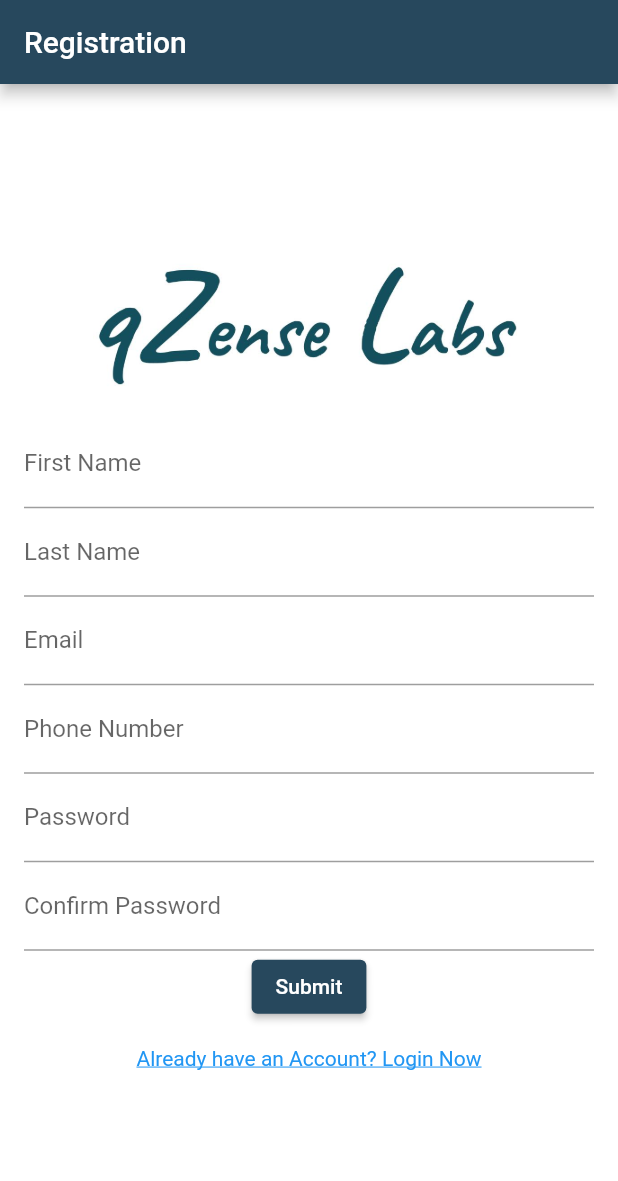
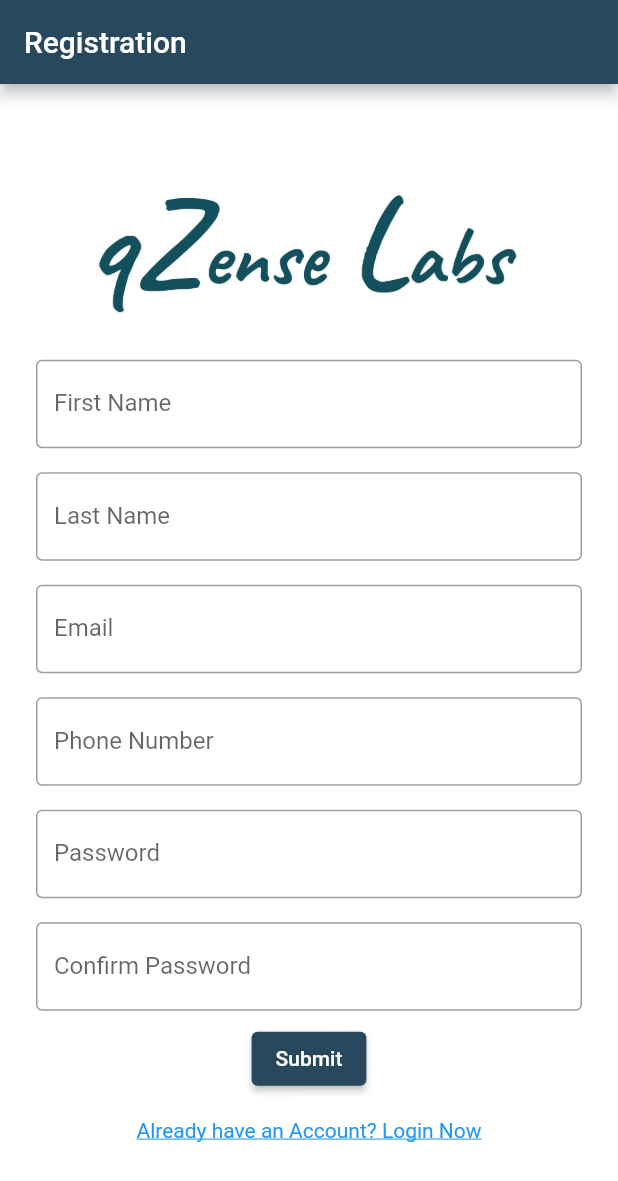
Before and after one commit to KumarAbhinav01/Qzense-Warehouse-Flutter, a Flutter app: the screen it shows after launch, on a phone screen of 412 x 824 dp. Shown: the top 1181 px of the screen. Run offline on Flutter 3.47's test engine with Material 2 defaults, Android fonts, the light colour scheme and no system bars; our stand-ins replace file_picker, image_picker, localstorage.

Commit message:
Changes Made

```diff
--- a/lib/screens/registration_screen.dart
+++ b/lib/screens/registration_screen.dart
@@ -67,7 +67,9 @@ class _RegistrationScreenState extends State<RegistrationScreen> {
             children: [
               Image.asset('assets/logo.jpg', width: MediaQuery.of(context).size.width * 0.7,),
               const SizedBox(height: 20),
-              TextFormField(
+              Padding(
+                padding: const EdgeInsets.all(8.0),
+                child: TextFormField(
                   validator: (value) {
                     return Validation.validateFirstName(value);
                   },
@@ -76,9 +78,13 @@ class _RegistrationScreenState extends State<RegistrationScreen> {
                   },
                   decoration: const InputDecoration(
                     labelText: 'First Name',
+                    border: OutlineInputBorder(),
                   ),
                 ),
-              TextFormField(
+              ),
+              Padding(
+                padding: const EdgeInsets.all(8.0),
+                child: TextFormField(
                   controller: _lastNameController,
                   validator: (value) {
                     return Validation.validateLastName(value);
@@ -88,9 +94,13 @@ class _RegistrationScreenState extends State<RegistrationScreen> {
                   },
                   decoration: const InputDecoration(
                     labelText: 'Last Name',
+                    border: OutlineInputBorder(),
                   ),
                 ),
-              TextFormField(
+              ),
+              Padding(
+                padding: const EdgeInsets.all(8.0),
+                child: TextFormField(
                   controller: _emailController,
                   validator: (value) {
                     return Validation.validateEmail(value);
@@ -100,9 +110,13 @@ class _RegistrationScreenState extends State<RegistrationScreen> {
                   },
                   decoration: const InputDecoration(
                     labelText: 'Email',
+                    border: OutlineInputBorder(),
                   ),
                 ),
-              TextFormField(
+              ),
+              Padding(
+                padding: const EdgeInsets.all(8.0),
+                child: TextFormField(
                   controller: _phoneController,
                   validator: (value) {
                     return Validation.validatePhoneNumber(value);
@@ -112,9 +126,13 @@ class _RegistrationScreenState extends State<RegistrationScreen> {
                   },
                   decoration: const InputDecoration(
                     labelText: 'Phone Number',
+                    border: OutlineInputBorder(),
                   ),
                 ),
-              TextFormField(
+              ),
+              Padding(
+                padding: const EdgeInsets.all(8.0),
+                child: TextFormField(
                   controller: _passwordController,
                   validator: (value) {
                     return Validation.validatePassword(value);
@@ -124,10 +142,14 @@ class _RegistrationScreenState extends State<RegistrationScreen> {
                   },
                   decoration: const InputDecoration(
                     labelText: 'Password',
+                    border: OutlineInputBorder(),
                   ),
                   obscureText: true,
                 ),
-              TextFormField(
+              ),
+              Padding(
+                padding: const EdgeInsets.all(8.0),
+                child: TextFormField(
                   controller: _confirmPasswordController,
                   validator: (value) {
                     return Validation.validateConfirmPassword(
@@ -140,8 +162,10 @@ class _RegistrationScreenState extends State<RegistrationScreen> {
                   },
                   decoration: const InputDecoration(
                     labelText: 'Confirm Password',
+                    border: OutlineInputBorder(),
                   ),
                   obscureText: true,
+                ),
               ),
               ElevatedButton(
                 onPressed: _submitForm,
--- a/pubspec.yaml
+++ b/pubspec.yaml
@@ -38,6 +38,7 @@ dependencies:
   http: ^0.13.6
   file_picker: ^5.3.1
   image_picker: ^0.8.4+4
+  localstorage: ^4.0.1+2
 
 dev_dependencies:
   flutter_test:
@@ -69,6 +70,7 @@ flutter:
     - assets/
     - assets/background.png
     - assets/logo.jpg
+    - assets/truck.gif
 
   # An image asset can refer to one or more resolution-specific "variants", see
   # https://flutter.dev/assets-and-images/#resolution-aware
```
Also changed, not shown: lib/screens/home_screen.dart (+42 -19 lines), lib/screens/welcome_screen.dart (+54 -7 lines), lib/widget/loadingIndicator.dart (added, +37 -0 lines), assets/truck.gif (added), pubspec.lock, 1 other file. Lines whose indentation alone changed are shown as unchanged.
